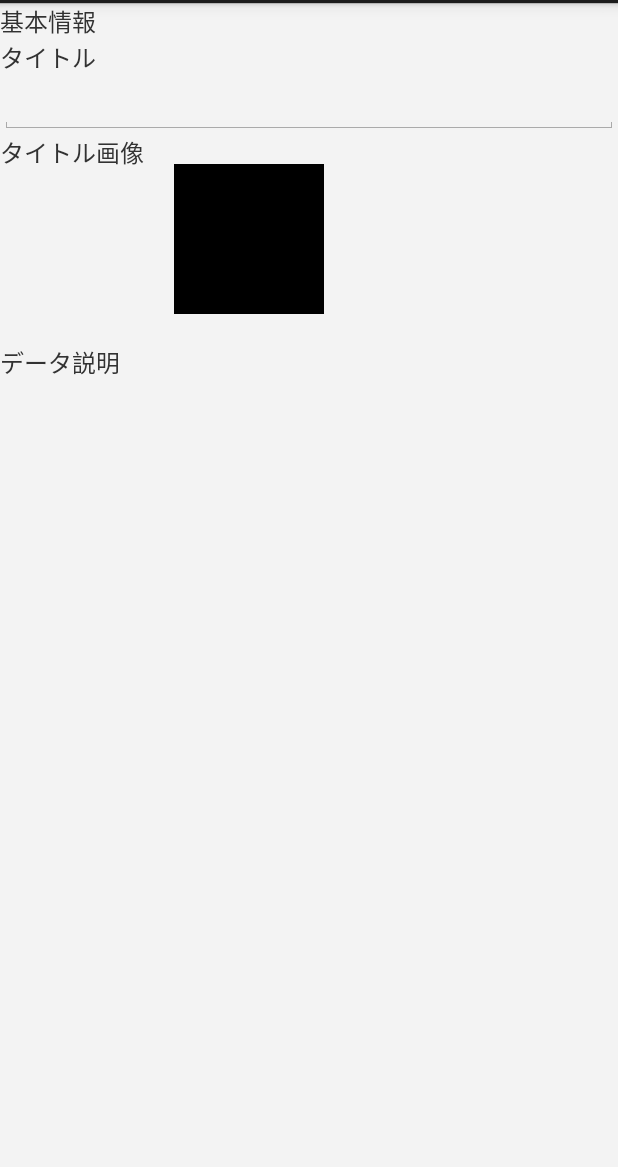
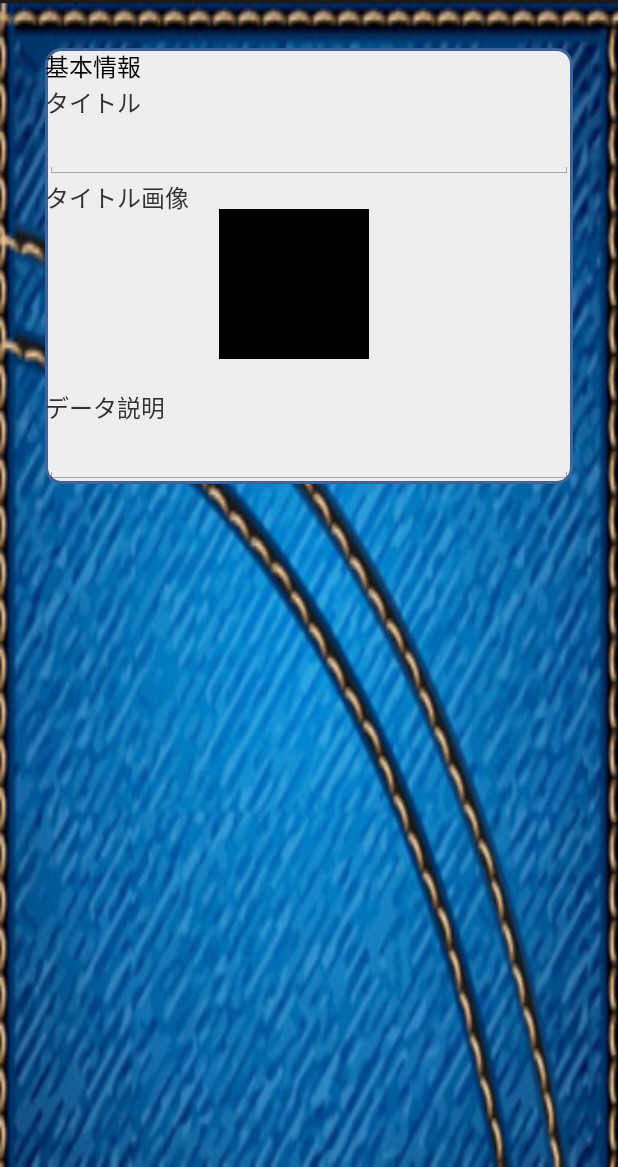
Before and after one commit to tikuwattoVX/DataPocket, an Android app: the AddGenreActivity screen opened directly, with no data from a screen before it, on a phone screen of 412 x 824 dp, the part 69-1236 px from its top. Run offline under Robolectric (Android 15) with nearby library versions, the phone set to English and light mode, and no system bars.

Commit message:
activity_add_genreレイアウト修正。 ActionBarIconの変更。

```diff
--- a/DataPocket/app/src/main/AndroidManifest.xml
+++ b/DataPocket/app/src/main/AndroidManifest.xml
@@ -10,7 +10,7 @@
 
     <application
         android:allowBackup="true"
-        android:icon="@drawable/ic_launcher"
+        android:icon="@drawable/datapocket_icon"
         android:label="@string/app_name"
         android:theme="@style/AppTheme" >
         <activity
--- a/DataPocket/app/src/main/java/com/example/datapocket/activity/AddGenreActivity.java
+++ b/DataPocket/app/src/main/java/com/example/datapocket/activity/AddGenreActivity.java
@@ -37,6 +37,7 @@ public class AddGenreActivity extends BaseBackgroundActivity {
 //      int genreAddBackground = SQLiteから背景データを取得する処理
 //      if(!genreAddBackground==null) {
 //          setBackground(genreAddBackground);
+        setBackground(R.drawable.background_pocket);
 //      }
 	}
 
--- /dev/null
+++ b/DataPocket/app/src/main/res/drawable/custom_window.xml
@@ -0,0 +1,10 @@
+<?xml version="1.0" encoding="utf-8"?>
+<shape xmlns:android="http://schemas.android.com/apk/res/android"
+    android:shape="rectangle">
+
+    <corners android:radius="10dp" />
+
+    <solid android:color="#EEEEEE" />
+
+    <stroke android:width="2dp" android:color="#3F649A" />
+</shape>
--- a/DataPocket/app/src/main/res/layout/activity_add_genre.xml
+++ b/DataPocket/app/src/main/res/layout/activity_add_genre.xml
@@ -1,12 +1,20 @@
 <?xml version="1.0" encoding="utf-8"?>
-<LinearLayout xmlns:android="http://schemas.android.com/apk/res/android"
+<ScrollView xmlns:android="http://schemas.android.com/apk/res/android"
     android:layout_width="match_parent"
     android:layout_height="match_parent"
-    android:background="@color/background_default"
+    android:id="@+id/scrollView"
+    android:layout_gravity="center_horizontal" >
+
+<LinearLayout
+    android:layout_width="match_parent"
+    android:layout_height="match_parent"
+    android:layout_margin="30dp"
+    android:background="@drawable/custom_window"
     android:orientation="vertical" >
 
     <!-- ◼︎基本情報 -->
     <TextView
+        style="@style/activity_add_genre"
         android:layout_width="match_parent"
         android:layout_height="wrap_content"
         android:text="@string/genre_setting_title"
@@ -59,8 +67,8 @@
         android:id="@+id/genreDataDescriptionAdd"
         android:layout_width="match_parent"
         android:layout_height="wrap_content"
-        android:background="@color/background_default"
         android:inputType="textMultiLine">
     </EditText>
 
 </LinearLayout>
+</ScrollView>
--- a/DataPocket/app/src/main/res/layout/row_genre.xml
+++ b/DataPocket/app/src/main/res/layout/row_genre.xml
@@ -17,13 +17,13 @@
             android:minHeight="150dp">
 
 			<TextView
-			  android:textSize="@dimen/genre_title_size"
+			  style="@style/genre_title"
 			  android:id="@+id/genreTitle"
 			  android:layout_height="wrap_content"
 			  android:layout_width="match_parent"/>
 
 			<TextView
-			  android:textSize="@dimen/default_size"
+			  style="@style/genre_message"
 			  android:id="@+id/genreMessage"
 			  android:layout_height="wrap_content"
 			  android:layout_width="match_parent"/>
--- a/DataPocket/app/src/main/res/values/colors.xml
+++ b/DataPocket/app/src/main/res/values/colors.xml
@@ -1,6 +1,7 @@
 <?xml version="1.0" encoding="utf-8"?>
 <resources>
     <color name="black">#000000</color>
+    <color name="white">#ffffff</color>
 
     <color name="background_default">#f3f3f3</color>
 
--- a/DataPocket/app/src/main/res/values/dimens.xml
+++ b/DataPocket/app/src/main/res/values/dimens.xml
@@ -1,3 +1,4 @@
+<?xml version="1.0" encoding="utf-8"?>
 <resources>
 
     <!-- Default screen margins, per the Android Design guidelines. -->
@@ -8,6 +9,6 @@
 
     <dimen name="genre_title_size">26dp</dimen>
 
-    <dimen name="devider_nomal">2dp</dimen>
+    <dimen name="devider_nomal">4dp</dimen>
 
 </resources>
--- a/DataPocket/app/src/main/res/values/styles.xml
+++ b/DataPocket/app/src/main/res/values/styles.xml
@@ -1,21 +1,17 @@
+<?xml version="1.0" encoding="utf-8"?>
 <resources>
-
-    <!--
-        Base application theme, dependent on API level. This theme is replaced
-        by AppBaseTheme from res/values-vXX/styles.xml on newer devices.
-    -->
-    <!-- <style name="AppBaseTheme" parent="android:Theme.Light"> -->
-    <style name="AppBaseTheme" parent="android:Theme.Light">
-        <!--
-            Theme customizations available in newer API levels can go in
-            res/values-vXX/styles.xml, while customizations related to
-            backward-compatibility can go here.
-        -->
+    <style name="activity_add_genre" >
+        <item name="android:textSize">20dp</item>
+        <item name="android:textColor">@color/black</item>
     </style>
 
-    <!-- Application theme. -->
-    <style name="AppTheme" parent="AppBaseTheme">
-        <!-- All customizations that are NOT specific to a particular API-level can go here. -->
+    <style name="genre_title" >
+        <item name="android:textSize">@dimen/genre_title_size</item>
+        <item name="android:textColor">@color/white</item>
     </style>
 
+    <style name="genre_message" >
+        <item name="android:textSize">@dimen/default_size</item>
+        <item name="android:textColor">@color/white</item>
+    </style>
 </resources>
--- /dev/null
+++ b/DataPocket/app/src/main/res/values/themes.xml
@@ -0,0 +1,22 @@
+<?xml version="1.0" encoding="utf-8"?>
+<resources>
+
+    <!--
+        Base application theme, dependent on API level. This theme is replaced
+        by AppBaseTheme from res/values-vXX/styles.xml on newer devices.
+    -->
+    <!-- <style name="AppBaseTheme" parent="android:Theme.Light"> -->
+    <style name="AppBaseTheme" parent="android:Theme.Light">
+        <!--
+            Theme customizations available in newer API levels can go in
+            res/values-vXX/styles.xml, while customizations related to
+            backward-compatibility can go here.
+        -->
+    </style>
+
+    <!-- Application theme. -->
+    <style name="AppTheme" parent="AppBaseTheme">
+        <!-- All customizations that are NOT specific to a particular API-level can go here. -->
+    </style>
+
+</resources>
```
Also changed, not shown: DataPocket/app/src/main/res/drawable-hdpi/datapocket_icon.jpg (added), 30 other files.
